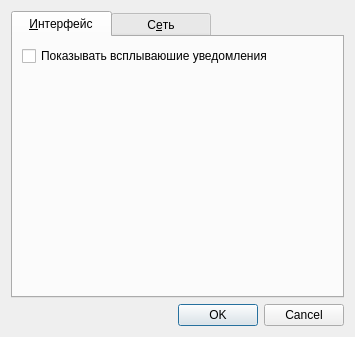
Above: src/settingsdialog.ui from evgkirov/tvoeradio-desktop before the change. Below: the same form after it.
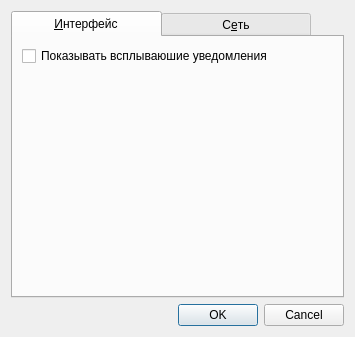
That is the form after the change.

Commit message: 150px wide more good, to compare with 100.

What changed in the file:
```diff
--- a/src/settingsdialog.ui
+++ b/src/settingsdialog.ui
@@ -17,7 +17,7 @@
    <item>
     <widget class="QTabWidget" name="tabWidget">
      <property name="styleSheet">
-      <string notr="true">QTabBar::tab { width: 100px;}</string>
+      <string notr="true">QTabBar::tab { width: 150px;}</string>
      </property>
      <property name="currentIndex">
       <number>0</number>
```
